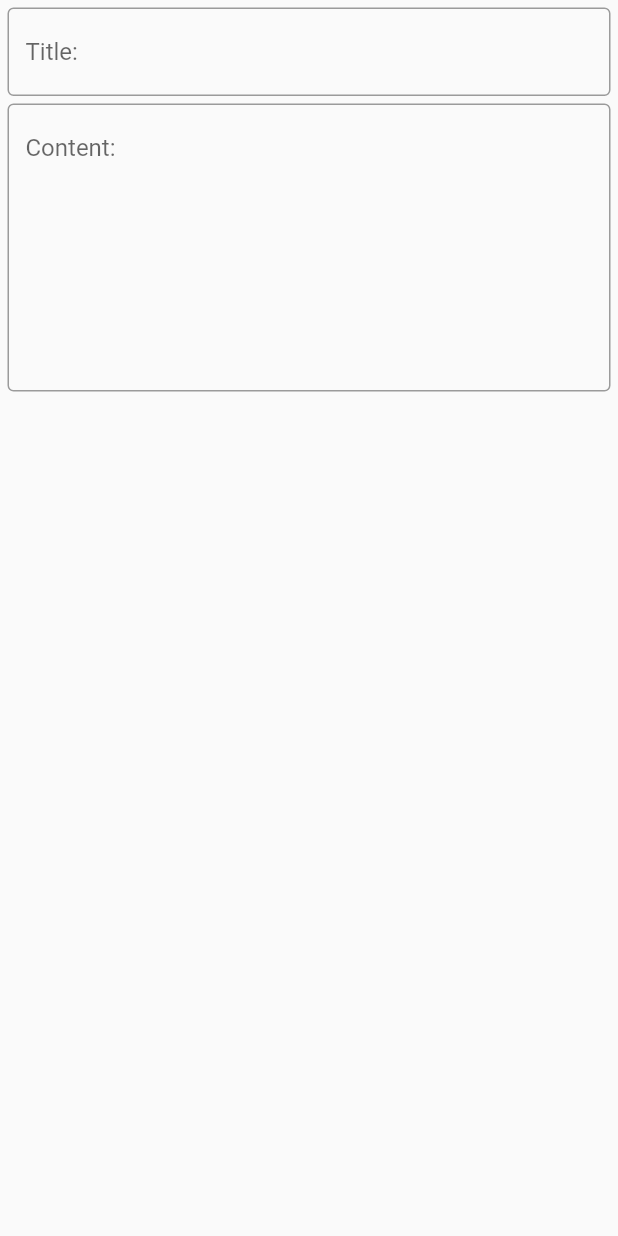
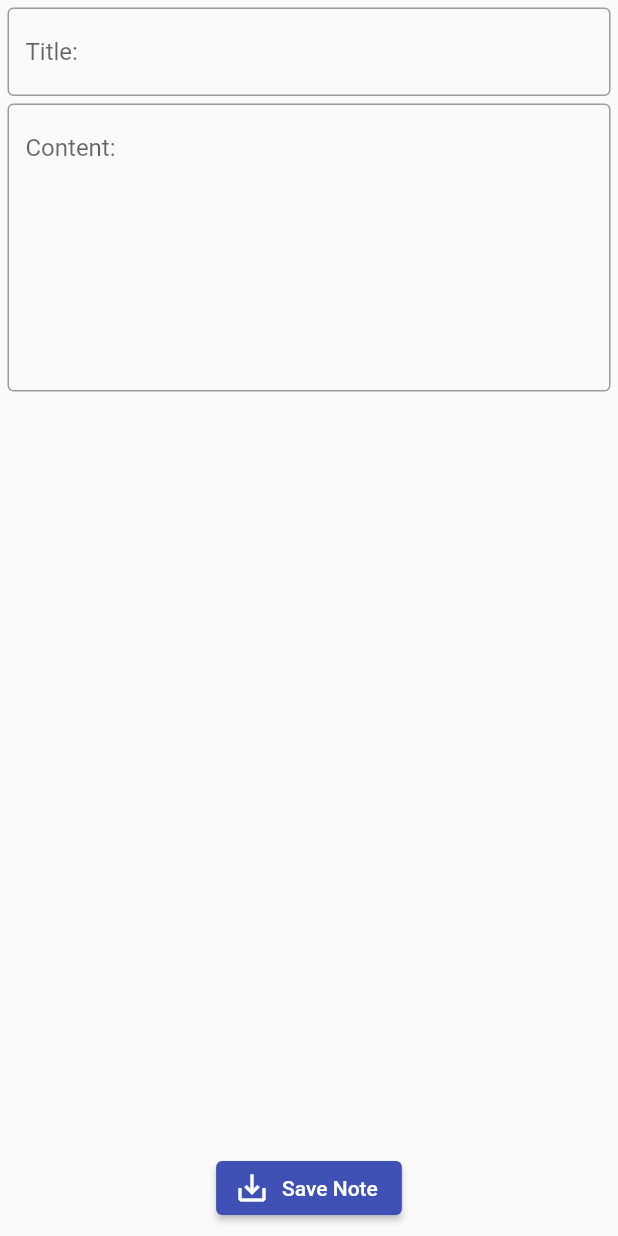
Before and after one commit to abdullac/flutter_note_app, a Flutter app: the AddOrEditPage widget shown alone on an empty page, opened directly, on a phone screen of 412 x 824 dp. Run offline on Flutter 3.47's test engine with Material 2 defaults, Android fonts, the phone set to English and light mode, and no system bars.

Commit message:
* reated add note page

```diff
--- a/lib/add_or_edit_page.dart
+++ b/lib/add_or_edit_page.dart
@@ -5,7 +5,11 @@ class AddOrEditPage extends StatelessWidget {
 
   @override
   Widget build(BuildContext context) {
-    return Container(
+    return Material(
+      child: Stack(
+        alignment: AlignmentDirectional.bottomCenter,
+        children: [
+          Container(
             padding: EdgeInsets.all(5),
             child: Column(
               children: const [
@@ -16,7 +20,8 @@ class AddOrEditPage extends StatelessWidget {
                   ),
                 ),
                 SizedBox(height: 5),
-          TextField(maxLines: 8,
+                TextField(
+                  maxLines: 8,
                   decoration: InputDecoration(
                     hintText: "Content:",
                     border: OutlineInputBorder(),
@@ -24,6 +29,27 @@ class AddOrEditPage extends StatelessWidget {
                 )
               ],
             ),
+          ),
+          Padding(
+          padding: const EdgeInsets.all(8.0),
+          child: ElevatedButton.icon(
+            icon: const Icon(
+              Icons.save_alt,
+              color: Colors.white,
+            ),
+            onPressed: () {
+              // button
+              Navigator.of(context).pop();
+              print("wwww");
+            },
+            label: const Text(
+              "Save Note",
+              style: TextStyle(color: Colors.white),
+            ),
+          ),
+        ),
+        ],
+      ),
     );
   }
 }
--- a/lib/all_notes_page.dart
+++ b/lib/all_notes_page.dart
@@ -32,7 +32,7 @@ class AllNotesPage extends StatelessWidget {
             ),
             onPressed: () {
               // button
-
+              Navigator.of(context).push(MaterialPageRoute(builder: (context) => AddOrEditPage()));
               print("wwww");
             },
             label: const Text(
```
Lines whose indentation alone changed are shown as unchanged.
